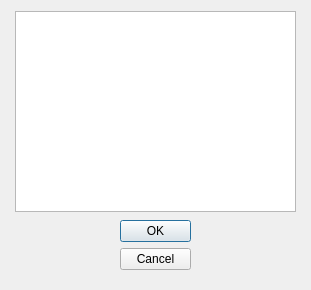
tsukidan/CS1D-Project-1, file displayfoodsforcity.ui: the form before one commit.
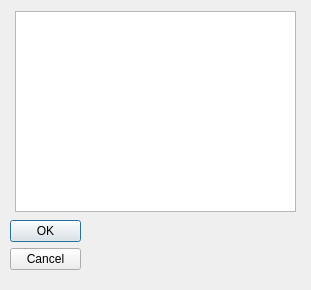
The form after the commit.

The edit to the form file:
```diff
--- a/displayfoodsforcity.ui
+++ b/displayfoodsforcity.ui
@@ -16,7 +16,7 @@
   <widget class="QDialogButtonBox" name="buttonBox">
    <property name="geometry">
     <rect>
-     <x>120</x>
+     <x>10</x>
      <y>220</y>
      <width>71</width>
      <height>61</height>
```
